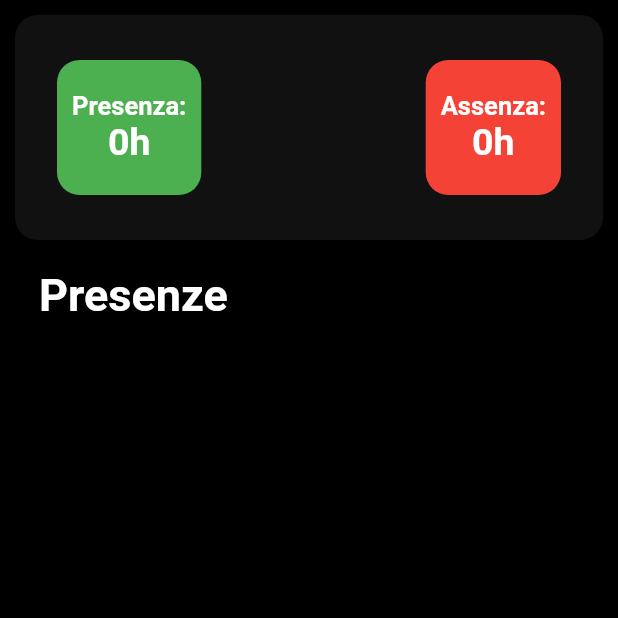
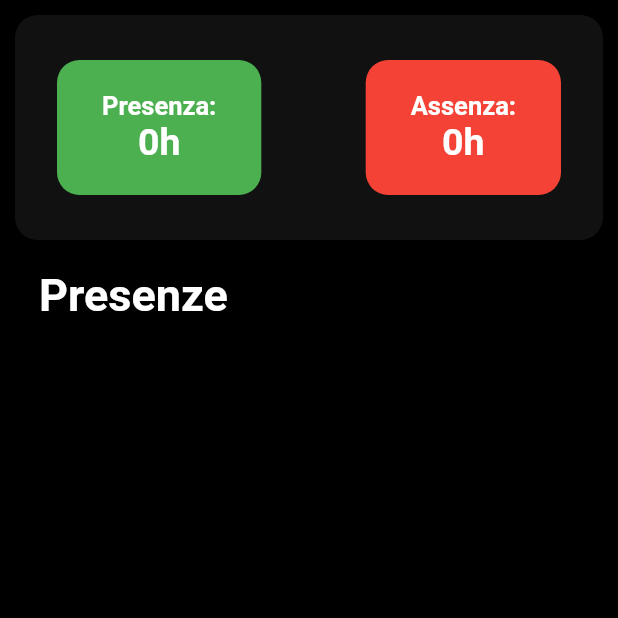
Before and after one commit to lorenzo-vecchio/app_registro_itsar, a Flutter app: the Presenze screen opened directly, on a phone screen of 412 x 824 dp, the top half of it. Run offline on Flutter 3.47's test engine with Material 2 defaults, Android fonts, the phone set to English and light mode, and no system bars; our stand-ins replace carousel_indicator, carousel_slider, connectivity_plus, flutter_native_splash, flutter_secure_storage, google_nav_bar; missing offline and left inert: circular_seek_bar, flutter_neat_and_clean_calendar; accounts and stored records are empty; Roboto replaces fonts that are missing (Montserrat).

```diff
--- a/lib/pages/home.dart
+++ b/lib/pages/home.dart
@@ -3,7 +3,6 @@ import 'package:carousel_slider/carousel_slider.dart';
 import 'package:flutter/material.dart';
 import '../globals.dart';
 import '../data.dart';
-import '../widgets/average.dart';
 
 class Home extends StatefulWidget {
   const Home({Key? key}) : super(key: key);
--- a/lib/pages/presenze.dart
+++ b/lib/pages/presenze.dart
@@ -94,7 +94,7 @@ class _PresenzeState extends State<Presenze> {
                       ),
                       height: 90,
                       alignment: Alignment.center,
-                      padding: const EdgeInsets.all(10),
+                      padding: const EdgeInsets.symmetric(horizontal: 30),
                       child: RichText(
                         textAlign: TextAlign.center,
                         text: TextSpan(
@@ -124,7 +124,7 @@ class _PresenzeState extends State<Presenze> {
                         borderRadius: BorderRadius.circular(15),
                         color: Colors.red,
                       ),
-                      padding: const EdgeInsets.all(10),
+                      padding: const EdgeInsets.symmetric(horizontal: 30),
                       child: RichText(
                         textAlign: TextAlign.center,
                         text: TextSpan(
```
